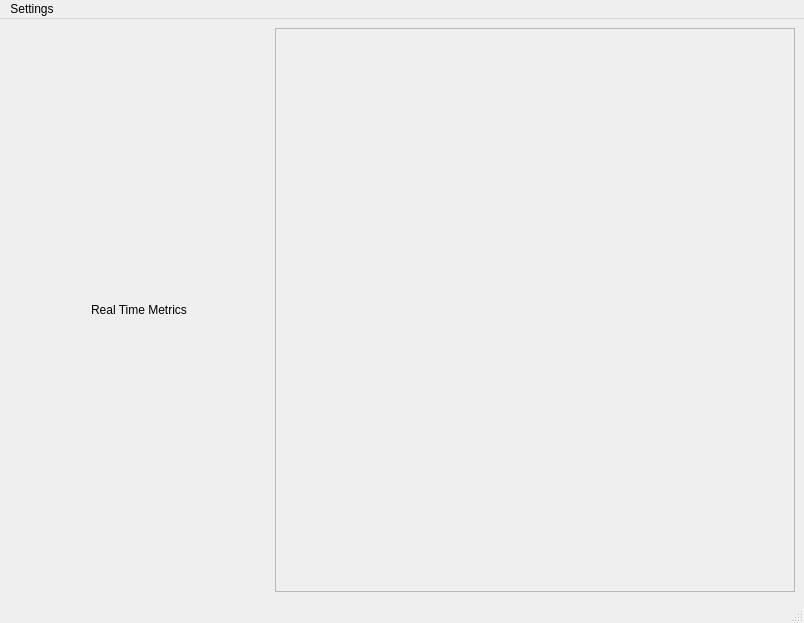
DevelopmentGaggle/HACKMIT-22, file MainWindow.ui: the form before one commit.
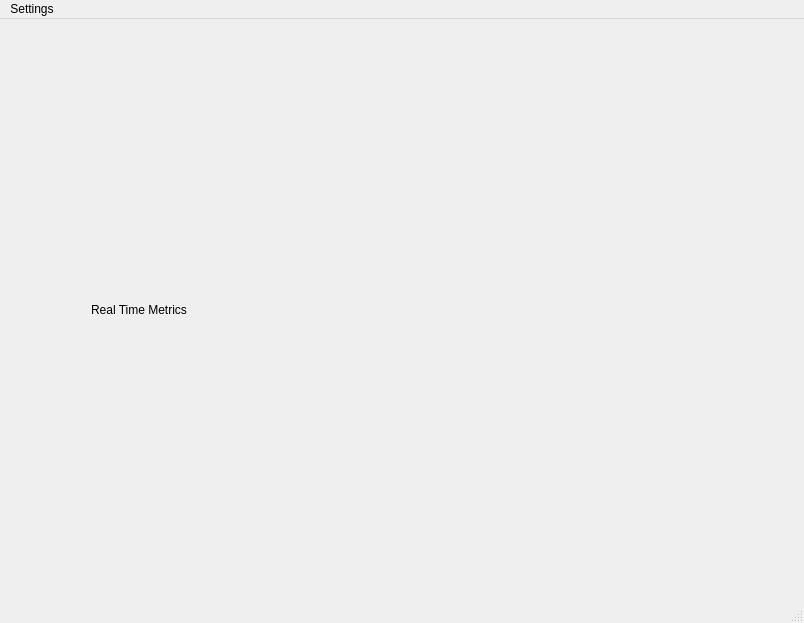
The form after the commit.

```diff
--- a/MainWindow.ui
+++ b/MainWindow.ui
@@ -53,6 +53,9 @@
     </item>
     <item>
      <widget class="QScrollArea" name="scrollArea">
+      <property name="frameShape">
+       <enum>QFrame::NoFrame</enum>
+      </property>
       <property name="frameShadow">
        <enum>QFrame::Plain</enum>
       </property>
@@ -64,15 +67,15 @@
         <rect>
          <x>0</x>
          <y>0</y>
-         <width>518</width>
-         <height>560</height>
+         <width>520</width>
+         <height>562</height>
         </rect>
        </property>
        <layout class="QHBoxLayout" name="horizontalLayout">
         <item>
          <layout class="QVBoxLayout" name="verticalLayout">
           <property name="rightMargin">
-           <number>9</number>
+           <number>0</number>
           </property>
          </layout>
         </item>
```
Left out of the diff: 2 changed lines with no effect on the pictures.
